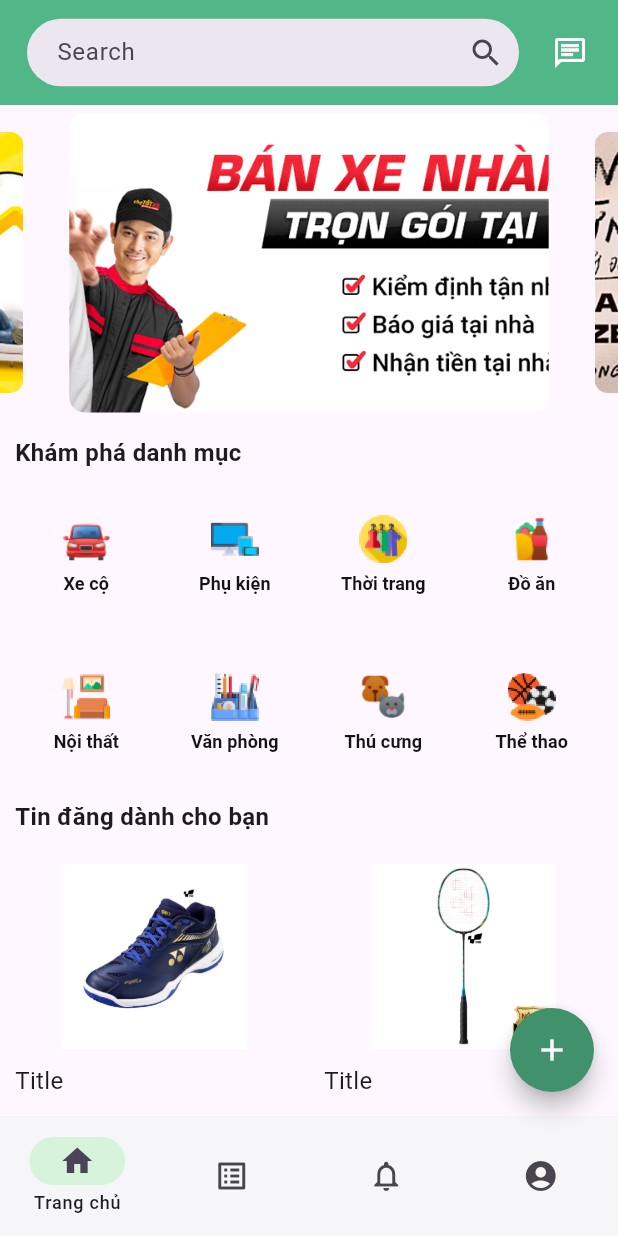
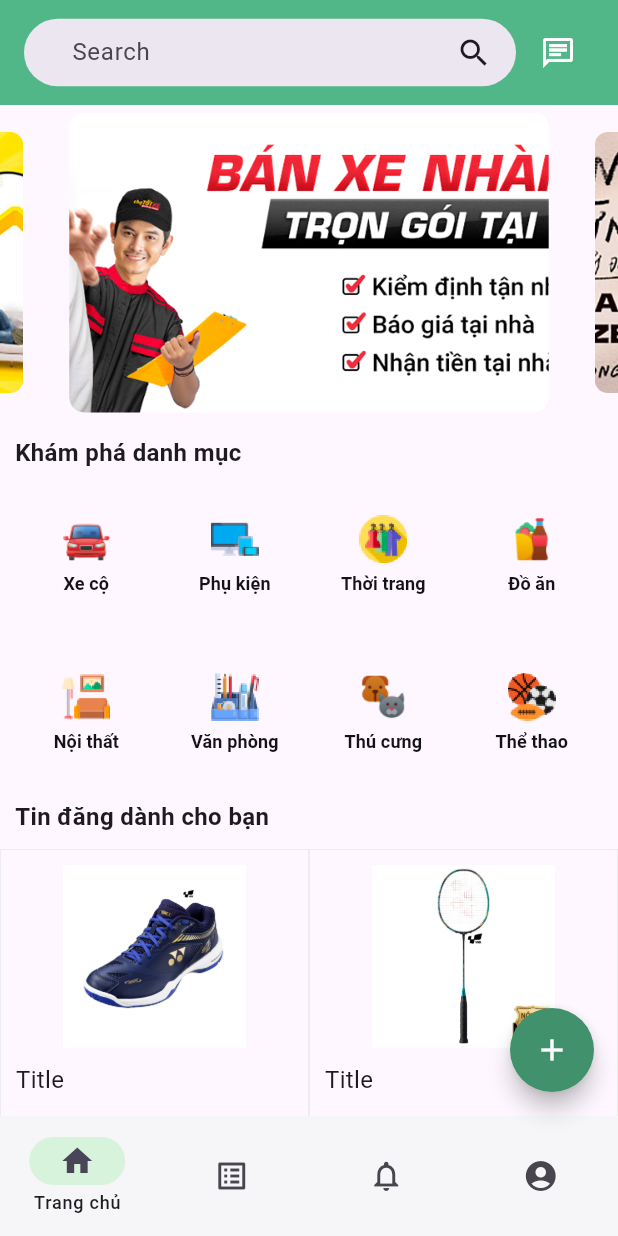
Before and after one commit to Windyyyyyyyyy/Flutter_Project, a Flutter app: the screen it shows after launch, on a phone screen of 412 x 824 dp. Run offline on Flutter 3.47's test engine with Material 3 defaults, Android fonts, the phone set to English and light mode, and no system bars; drawn by our look-alikes of carousel_slider.

Commit message:
updated 10/4

```diff
--- a/lib/main.dart
+++ b/lib/main.dart
@@ -5,9 +5,14 @@ void main() {
   runApp(const MainApp());
 }
 
-class MainApp extends StatelessWidget {
+class MainApp extends StatefulWidget {
   const MainApp({super.key});
 
+  @override
+  State<MainApp> createState() => _MainAppState();
+}
+
+class _MainAppState extends State<MainApp> {
   @override
   Widget build(BuildContext context) {
     return const MaterialApp(
--- a/lib/mainpage.dart
+++ b/lib/mainpage.dart
@@ -24,14 +24,14 @@ class _MainWidgetState extends State<MainWidget> {
 
   @override
   Widget build(BuildContext context) {
-    SystemChrome.setSystemUIOverlayStyle(const SystemUiOverlayStyle(
-      statusBarColor:
-          ColorConstants.green_600, // Replace with your desired color
-      statusBarIconBrightness:
-          Brightness.light, // Set the brightness of status bar icons
-    ));
-    return SafeArea(
-      child: Scaffold(
+    return Scaffold(
+      appBar: AppBar(
+        systemOverlayStyle: const SystemUiOverlayStyle(
+            statusBarColor: ColorConstants.green_600,
+            statusBarIconBrightness: Brightness.light),
+        toolbarHeight: 0,
+        elevation: 0,
+      ),
       body: Center(
         child: _widgetOptions.elementAt(_selectedIndex),
       ),
@@ -75,7 +75,6 @@ class _MainWidgetState extends State<MainWidget> {
           ),
         ],
       ),
-      ),
     );
   }
 }
--- a/lib/src/data/post.dart
+++ b/lib/src/data/post.dart
@@ -1,4 +1,3 @@
-import 'package:market_place/src/config/constants.dart';
 import 'package:market_place/src/model/post.dart';
 
 List<PostModel> listPost = [
--- a/lib/src/screens/home/home.dart
+++ b/lib/src/screens/home/home.dart
@@ -1,8 +1,9 @@
 import 'package:flutter/material.dart';
+import 'package:market_place/src/config/color_constants.dart';
 import 'package:market_place/src/screens/home/Carousel_widget.dart';
 import 'package:market_place/src/screens/home/list_category_widget.dart';
 import 'package:market_place/src/screens/home/list_post_widget.dart';
-import 'package:market_place/src/screens/home/top_navigation_widget.dart';
+import 'package:flutter/services.dart';
 
 class HomeWidget extends StatefulWidget {
   const HomeWidget({super.key});
@@ -13,13 +14,50 @@ class HomeWidget extends StatefulWidget {
 
 class _HomeWidgetState extends State<HomeWidget> {
   @override
+  void initState() {
+    // TODO: implement initState
+    super.initState();
+  }
+
+  final TextEditingController searchController = TextEditingController();
+  @override
   Widget build(BuildContext context) {
-    return const Scaffold(
-      body: SingleChildScrollView(
+    return Scaffold(
+      appBar: AppBar(
+        backgroundColor: ColorConstants.green_500,
+        toolbarHeight: 70.0,
+        centerTitle: true,
+        title: Expanded(
+          child: Row(
+            mainAxisAlignment: MainAxisAlignment.spaceBetween,
+            mainAxisSize: MainAxisSize.max,
+            children: [
+              SizedBox(
+                width: 328,
+                height: 45,
+                child: SearchBar(
+                  controller: searchController,
+                  hintText: 'Search',
+                  elevation: const MaterialStatePropertyAll<double?>(0.0),
+                  trailing: const [Icon(Icons.search)],
+                  padding: const MaterialStatePropertyAll(
+                    EdgeInsets.symmetric(horizontal: 16.0),
+                  ),
+                ),
+              ),
+              IconButton(
+                onPressed: () {},
+                icon: const Icon(Icons.chat_outlined),
+                color: Colors.white,
+              )
+            ],
+          ),
+        ),
+      ),
+      body: const SingleChildScrollView(
         child: Column(
           mainAxisSize: MainAxisSize.min,
           children: <Widget>[
-            TopNavigation(),
             Carousel(),
             ListCategory(),
             ListPost(),
--- a/lib/src/screens/home/list_post_widget.dart
+++ b/lib/src/screens/home/list_post_widget.dart
@@ -4,6 +4,7 @@ import 'package:market_place/src/config/color_constants.dart';
 import 'package:market_place/src/config/constants.dart';
 import 'package:market_place/src/data/post.dart';
 import 'package:market_place/src/model/post.dart';
+import 'package:market_place/src/screens/post_detail/post_detail.dart';
 
 class ListPost extends StatefulWidget {
   const ListPost({super.key});
@@ -69,15 +70,23 @@ class _ListPostState extends State<ListPost> {
 
   Widget itemGridView(PostModel post) {
     return InkWell(
-      onTap: () {},
+      onTap: () {
+        Navigator.push(context,
+            MaterialPageRoute(builder: (context) => const PostDetail()));
+      },
       child: Container(
         // color: Colors.white,
         constraints: const BoxConstraints(maxHeight: 400),
         // decoration: ,
         padding: const EdgeInsets.all(10.0),
+        decoration: BoxDecoration(
+          border: Border.all(
+            color: ColorConstants.grey,
+            width: 0.5,
+          ),
+        ),
 
         child: Column(
-          // mainAxisSize: MainAxisSize.min,
           children: [
             Expanded(
               child: Image.asset(
--- a/lib/src/screens/home/top_navigation_widget.dart
+++ /dev/null
@@ -1,42 +0,0 @@
-import 'package:flutter/material.dart';
-import 'package:market_place/src/config/color_constants.dart';
-
-class TopNavigation extends StatelessWidget {
-  const TopNavigation({super.key});
-
-  @override
-  Widget build(BuildContext context) {
-    final TextEditingController searchController = TextEditingController();
-    return Container(
-      // height: 70,
-      color: ColorConstants.green_500,
-      child: Row(
-        mainAxisAlignment: MainAxisAlignment.center,
-        children: <Widget>[
-          Padding(
-            padding:
-                const EdgeInsets.symmetric(horizontal: 10.0, vertical: 12.5),
-            child: SizedBox(
-              width: 328,
-              height: 45,
-              child: SearchBar(
-                controller: searchController,
-                hintText: 'Search',
-                elevation: const MaterialStatePropertyAll<double?>(0.0),
-                trailing: const [Icon(Icons.search)],
-                padding: const MaterialStatePropertyAll(
-                  EdgeInsets.symmetric(horizontal: 10.0),
-                ),
-              ),
-            ),
-          ),
-          IconButton(
-            onPressed: () {},
-            icon: const Icon(Icons.chat_outlined),
-            color: Colors.white,
-          )
-        ],
-      ),
-    );
-  }
-}
--- /dev/null
+++ b/lib/src/screens/post_detail/post_detail.dart
@@ -0,0 +1,21 @@
+import 'package:flutter/material.dart';
+import 'package:market_place/src/config/color_constants.dart';
+
+class PostDetail extends StatefulWidget {
+  const PostDetail({super.key});
+
+  @override
+  State<PostDetail> createState() => _PostDetailState();
+}
+
+class _PostDetailState extends State<PostDetail> {
+  @override
+  Widget build(BuildContext context) {
+    return Scaffold(
+      appBar: AppBar(
+        title: const Text("Post Detail"),
+        backgroundColor: ColorConstants.green_500,
+      ),
+    );
+  }
+}
```
Lines whose indentation alone changed are shown as unchanged.
